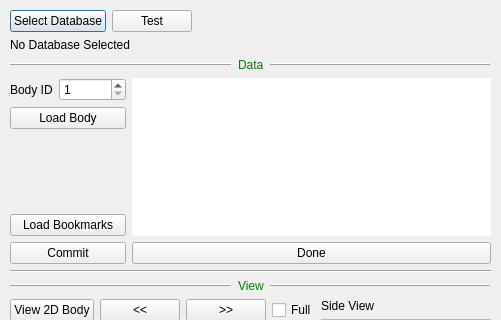
Before: the Qt Designer form neurolabi/gui/flyembodysplitprojectdialog.ui in janelia-flyem/NeuTu, drawn with Qt 5; both pictures show x 0 to 501 and y 0 to 320 of the 501 by 767 pixel window.
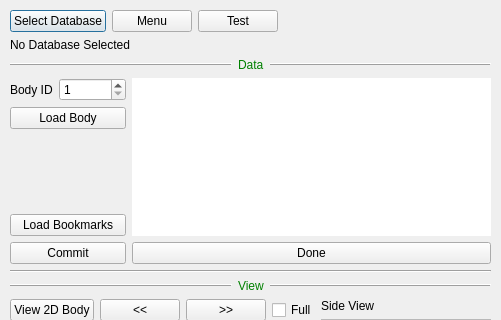
After: the same form once the commit is applied.

What changed in the file:
```diff
--- a/neurolabi/gui/flyembodysplitprojectdialog.ui
+++ b/neurolabi/gui/flyembodysplitprojectdialog.ui
@@ -38,6 +38,13 @@
         </property>
        </widget>
       </item>
+      <item>
+       <widget class="QPushButton" name="menuPushButton">
+        <property name="text">
+         <string>Menu</string>
+        </property>
+       </widget>
+      </item>
       <item>
        <widget class="QPushButton" name="pushButton">
         <property name="text">
```
